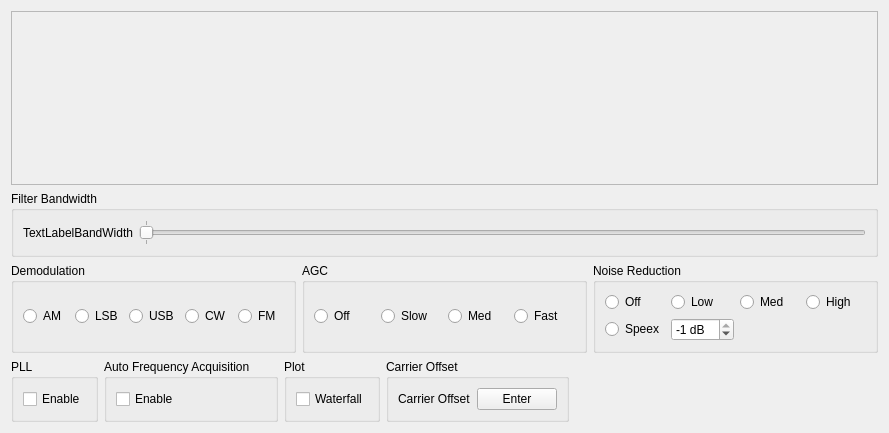
The window that dream/src/GUI-QT/amwidget.ui (mmjee/dream-patched) describes before a commit, drawn with Qt 5.
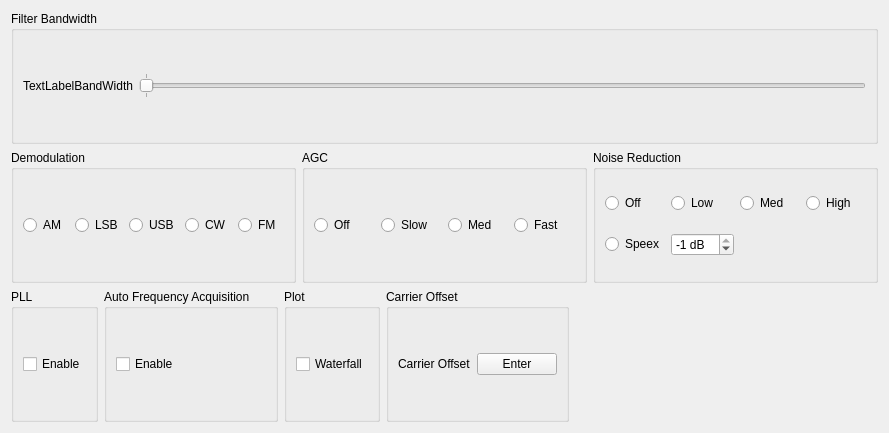
The same window after the commit.

Commit message: resolve layout problems using layout objects in Designer.

```diff
--- a/dream/src/GUI-QT/amwidget.ui
+++ b/dream/src/GUI-QT/amwidget.ui
@@ -15,32 +15,7 @@
   </property>
   <layout class="QVBoxLayout" name="verticalLayout_5">
    <item>
-    <widget class="QFrame" name="frame">
-     <property name="sizePolicy">
-      <sizepolicy hsizetype="Preferred" vsizetype="Expanding">
-       <horstretch>0</horstretch>
-       <verstretch>0</verstretch>
-      </sizepolicy>
-     </property>
-     <property name="frameShape">
-      <enum>QFrame::StyledPanel</enum>
-     </property>
-     <property name="frameShadow">
-      <enum>QFrame::Raised</enum>
-     </property>
-     <layout class="QHBoxLayout" name="horizontalLayout_4">
-      <item>
-       <widget class="QWidget" name="plot" native="true">
-        <property name="sizePolicy">
-         <sizepolicy hsizetype="MinimumExpanding" vsizetype="Expanding">
-          <horstretch>0</horstretch>
-          <verstretch>0</verstretch>
-         </sizepolicy>
-        </property>
-       </widget>
-      </item>
-     </layout>
-    </widget>
+    <layout class="QVBoxLayout" name="plotLayout"/>
    </item>
    <item>
     <widget class="QGroupBox" name="groupBoxBW">
```
Left out of the diff: 2 changed lines with no effect on the pictures. The commit also changes 22 other files.
